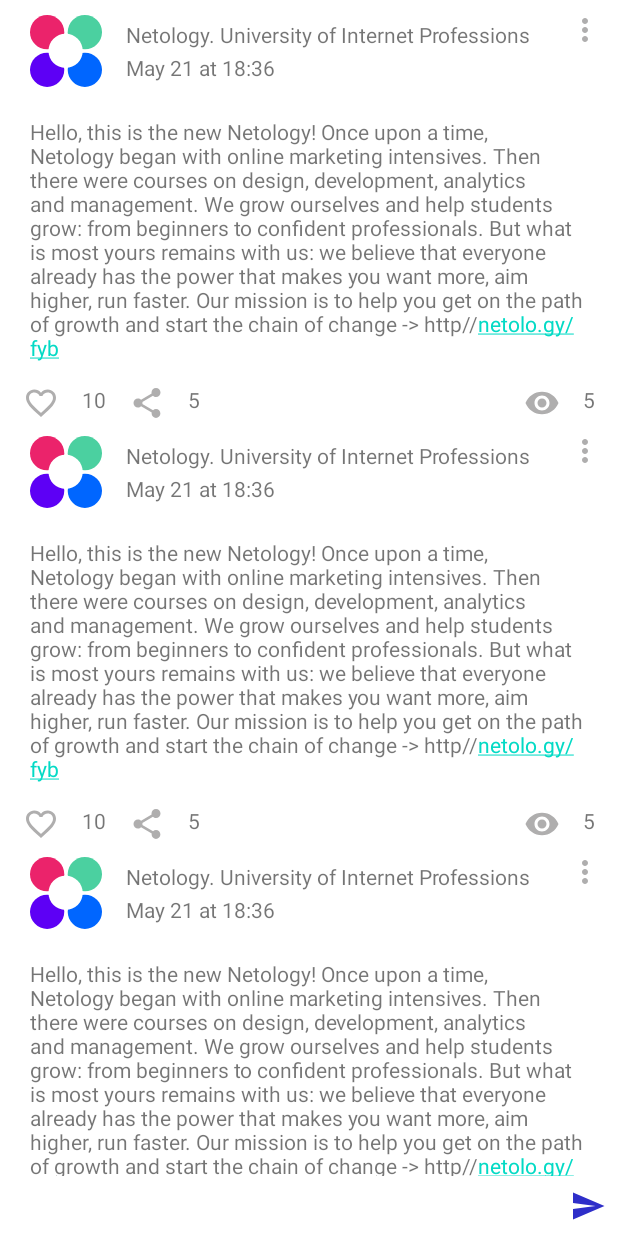
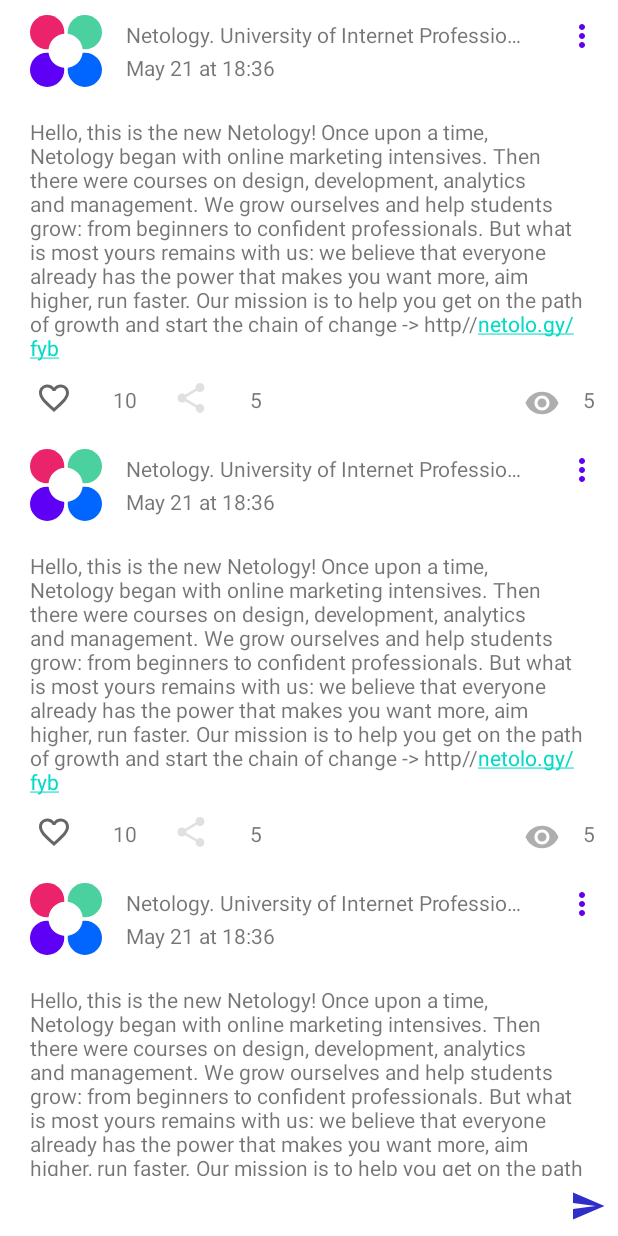
Before and after one commit to TsuraEvgesha/Try, an Android app: the layout activity_main.xml on its own in the app's theme, with its tools: preview values and no code run, on a phone screen of 412 x 824 dp. Run offline under Robolectric (Android 15) with nearby library versions, the phone set to English and light mode, and no system bars.

Commit message:
Не получилось описать share

```diff
--- a/app/src/main/java/ru/netology/nmedia/adapter/PostsAdapter.kt
+++ b/app/src/main/java/ru/netology/nmedia/adapter/PostsAdapter.kt
@@ -43,20 +43,16 @@ class PostViewHolder (
             author.text = post.author
             published.text = post.published
             content.text = post.content
-            if (post.liked){
-                likes.setImageResource(R.drawable.ic_baseline_favorite_24)
-            } else {
-                likes.setImageResource(R.drawable.ic_outline_favorite_border_24)
-            }
+            share.isChecked = post.shareReal
+            like.isChecked = post.liked
+
             numberOfLikes.text = counter(post.likes)
             numberOfShare.text = counter(post.share)
-            likes.setOnClickListener{
+            like.setOnClickListener{
                 listener.onLike(post)
-
             }
             share.setOnClickListener {
                 listener.onShare(post)
-                share.setImageResource(R.drawable.ic_baseline_sharetrue_24)
             }
             menu.setOnClickListener {
                 PopupMenu(it.context, it).apply {
--- /dev/null
+++ b/app/src/main/res/color/like_checkbox_tint.xml
@@ -0,0 +1,5 @@
+<?xml version="1.0" encoding="utf-8"?>
+<selector xmlns:android="http://schemas.android.com/apk/res/android">
+    <item android:color ="@color/red" android:state_checked="true"/>
+    <item android:color="?attr/colorControlNormal"/>
+</selector>
--- /dev/null
+++ b/app/src/main/res/color/options_checkbox_tint.xml
@@ -0,0 +1,4 @@
+<?xml version="1.0" encoding="utf-8"?>
+<selector xmlns:android="http://schemas.android.com/apk/res/android">
+    <item android:color ="@color/gray" />
+</selector>
--- /dev/null
+++ b/app/src/main/res/color/share_checkbox_tint.xml
@@ -0,0 +1,5 @@
+<?xml version="1.0" encoding="utf-8"?>
+<selector xmlns:android="http://schemas.android.com/apk/res/android">
+    <item android:color ="@color/green" android:state_checked="true"/>
+    <item android:color="?attr/colorControlHighlight"/>
+</selector>
--- /dev/null
+++ b/app/src/main/res/drawable/ic_like_24dp.xml
@@ -0,0 +1,9 @@
+<?xml version="1.0" encoding="utf-8"?>
+<selector xmlns:android="http://schemas.android.com/apk/res/android">
+    <item
+        android:drawable="@drawable/ic_baseline_favorite_24"
+        android:state_checked="true"/>
+    <item
+        android:drawable="@drawable/ic_outline_favorite_border_24"/>
+
+</selector>
--- /dev/null
+++ b/app/src/main/res/drawable/ic_share_24dp.xml
@@ -0,0 +1,9 @@
+<?xml version="1.0" encoding="utf-8"?>
+<selector xmlns:android="http://schemas.android.com/apk/res/android">
+    <item
+        android:drawable="@drawable/ic_baseline_sharetrue_24"
+        android:state_checked="true"/>
+    <item
+        android:drawable="@drawable/ic_baseline_share_24"/>
+
+</selector>
--- /dev/null
+++ b/app/src/main/res/drawable/options_24dp.xml
@@ -0,0 +1,4 @@
+<?xml version="1.0" encoding="utf-8"?>
+<selector xmlns:android="http://schemas.android.com/apk/res/android">
+    <item android:drawable="@drawable/ic_baseline_more_vert_24"/>
+</selector>
--- a/app/src/main/res/layout/card_post.xml
+++ b/app/src/main/res/layout/card_post.xml
@@ -43,22 +43,6 @@
         app:layout_constraintTop_toBottomOf="@id/author"
         android:text="@string/published" />
 
-    <ImageButton
-        android:id="@+id/menu"
-        android:layout_width="wrap_content"
-        android:layout_height="wrap_content"
-        android:layout_marginTop="8dp"
-        android:layout_marginEnd="10dp"
-        android:background="@android:color/transparent"
-        android:contentDescription="@drawable/ic_baseline_more_vert_24_black"
-        app:layout_constraintEnd_toEndOf="parent"
-        app:layout_constraintHorizontal_bias="0.5"
-        app:layout_constraintStart_toEndOf="@+id/author"
-        app:layout_constraintTop_toTopOf="parent"
-        app:srcCompat="@drawable/ic_baseline_more_vert_24"
-        tools:ignore="TouchTargetSizeCheck,ImageContrastCheck" />
-
-
     <androidx.constraintlayout.widget.Barrier
         android:id="@+id/header"
         android:layout_width="0dp"
@@ -88,21 +72,8 @@
         android:layout_height="wrap_content"
         app:barrierDirection="bottom"
         app:barrierMargin="10dp"
-        app:constraint_referenced_ids="content"
+        app:constraint_referenced_ids="content,like"
         tools:layout_editor_absoluteY="731dp" />
-
-    <ImageButton
-        android:id="@+id/likes"
-        android:layout_width="wrap_content"
-        android:layout_height="wrap_content"
-        android:layout_margin="15dp"
-        android:layout_marginStart="16dp"
-        android:layout_marginTop="60dp"
-        android:background="@android:color/transparent"
-        app:layout_constraintStart_toStartOf="parent"
-        app:layout_constraintTop_toBottomOf="@+id/content"
-        app:srcCompat="@drawable/ic_outline_favorite_border_24"
-        tools:ignore="contentDescription,SpeakableTextPresentCheck,ImageContrastCheck,TouchTargetSizeCheck" />
 
     <ImageView
         android:id="@+id/visit"
@@ -116,37 +87,23 @@
         app:srcCompat="@drawable/ic_baseline_visibility_24"
         tools:ignore="contentDescription,ImageContrastCheck" />
 
-    <ImageButton
-        android:id="@+id/share"
-        android:layout_width="wrap_content"
-        android:layout_height="wrap_content"
-        android:layout_margin="15dp"
-        android:layout_marginTop="12dp"
-        android:background="@android:color/transparent"
-        app:layout_constraintStart_toEndOf="@+id/number_of_likes"
-        app:layout_constraintTop_toBottomOf="@+id/content"
-        app:srcCompat="@drawable/ic_baseline_share_24"
-        tools:ignore="contentDescription,TouchTargetSizeCheck,SpeakableTextPresentCheck,ImageContrastCheck" />
-
     <TextView
         android:id="@+id/number_of_likes"
         android:layout_width="wrap_content"
         android:layout_height="wrap_content"
         android:layout_margin="15dp"
-        android:layout_marginStart="5dp"
-        tools:text="10"
-        app:layout_constraintStart_toEndOf="@+id/likes"
-        app:layout_constraintTop_toBottomOf="@+id/content" />
+        app:layout_constraintStart_toEndOf="@+id/like"
+        app:layout_constraintTop_toBottomOf="@+id/content"
+        tools:text="10" />
 
     <TextView
         android:id="@+id/number_of_share"
         android:layout_width="wrap_content"
         android:layout_height="wrap_content"
-        tools:text="@string/share"
         android:layout_margin="15dp"
-        android:layout_marginStart="5dp"
         app:layout_constraintStart_toEndOf="@+id/share"
-        app:layout_constraintTop_toBottomOf="@+id/content" />
+        app:layout_constraintTop_toBottomOf="@+id/content"
+        tools:text="@string/share" />
     <TextView
         android:id="@+id/number_of_visit"
         android:layout_width="wrap_content"
@@ -157,9 +114,45 @@
         app:layout_constraintEnd_toEndOf="parent"
         app:layout_constraintTop_toBottomOf="@+id/content" />
 
+    <com.google.android.material.button.MaterialButton
+        android:id="@+id/like"
+        style="@style/Widget.AppTheme.LikeCheckBox"
+        android:layout_width="wrap_content"
+        android:layout_height="wrap_content"
+        android:layout_marginStart="16dp"
+        android:checkable="true"
+        app:icon="@drawable/ic_like_24dp"
+        app:layout_constraintStart_toStartOf="parent"
+        app:layout_constraintTop_toBottomOf="@+id/content"
+        tools:ignore="TouchTargetSizeCheck" />
 
+    <com.google.android.material.button.MaterialButton
+        android:id="@+id/share"
+        style="@style/Widget.AppTheme.ShareCheckBox"
+        android:layout_width="wrap_content"
+        android:layout_height="wrap_content"
+        android:layout_marginStart="16dp"
+        android:checkable="false"
+        android:contentDescription="@string/shared"
+        app:icon="@drawable/ic_share_24dp"
+        app:layout_constraintStart_toEndOf="@+id/number_of_likes"
+        app:layout_constraintTop_toBottomOf="@+id/content"
+        tools:ignore="TouchTargetSizeCheck" />
 
-
+    <com.google.android.material.button.MaterialButton
+        android:id="@+id/menu"
+        style="@style/Widget.AppTheme.OptionsCheckBox"
+        android:layout_width="wrap_content"
+        android:layout_height="wrap_content"
+        android:layout_marginStart="16dp"
+        app:buttonTint="@color/gray"
+        app:icon="@drawable/options_24dp"
+        android:contentDescription="@string/options"
+        app:layout_constraintEnd_toEndOf="parent"
+        app:layout_constraintHorizontal_bias="0.5"
+        app:layout_constraintStart_toEndOf="@+id/author"
+        app:layout_constraintTop_toBottomOf="@+id/content"
+        app:layout_constraintTop_toTopOf="parent" />
 
 
 </androidx.constraintlayout.widget.ConstraintLayout>
--- a/app/src/main/res/values/colors.xml
+++ b/app/src/main/res/values/colors.xml
@@ -7,4 +7,7 @@
     <color name="teal_700">#FF018786</color>
     <color name="black">#FF000000</color>
     <color name="white">#FFFFFFFF</color>
+    <color name="red">#FF0000</color>
+    <color name="green">#4CAF50</color>
+    <color name="gray">#575757</color>
 </resources>
--- a/app/src/main/res/values/dimens.xml
+++ b/app/src/main/res/values/dimens.xml
@@ -1,4 +1,5 @@
 <?xml version="1.0" encoding="utf-8"?>
 <resources>
     <dimen name="common_spacing_small">8dp</dimen>
+    <dimen name="icon_button_min_size">24dp</dimen>
 </resources>
--- a/app/src/main/res/values/strings.xml
+++ b/app/src/main/res/values/strings.xml
@@ -8,5 +8,7 @@
     <string name="content">Hello, this is the new Netology! Once upon a time, Netology began with online marketing intensives. Then there were courses on design, development, analytics and management. We grow ourselves and help students grow: from beginners to confident professionals. But what is most yours remains with us: we believe that everyone already has the power that makes you want more, aim higher, run faster. Our mission is to help you get on the path of growth and start the chain of change -> http//netolo.gy/fyb</string>
     <string name="published" translatable="false">May 21 at 18:36</string>
     <string name="post_remove" translatable="false">Remove</string>
-    <string name="edit" translatable="false">Edit</string>>
+    <string name="edit" translatable="false">Edit</string>
+    <string name="shared">Share</string>
+    <string name="options">Menu</string>>
 </resources>
--- /dev/null
+++ b/app/src/main/res/values/styles.xml
@@ -0,0 +1,24 @@
+<?xml version="1.0" encoding="utf-8"?>
+<resources>
+    <style name="AppTheme" parent="Theme.MaterialComponents.DayNight.DarkActionBar">
+        <item name="colorPrimary">@color/purple_500</item>
+        <item name="colorPrimaryDark">@color/purple_700</item>
+        <item name="colorAccent">@color/teal_200</item>
+    </style>
+
+    <style name="Widget.AppTheme.LikeCheckBox" parent="Widget.MaterialComponents.Button.TextButton">
+        <item name="iconTint">@color/like_checkbox_tint</item>
+        <item name="android:minWidth">@dimen/icon_button_min_size</item>
+        <item name="minHeight">@dimen/icon_button_min_size</item>
+    </style>
+    <style name="Widget.AppTheme.ShareCheckBox" parent="Widget.MaterialComponents.Button.TextButton">
+        <item name="iconTint">@color/share_checkbox_tint</item>
+        <item name="android:minWidth">@dimen/icon_button_min_size</item>
+        <item name="minHeight">@dimen/icon_button_min_size</item>
+    </style>
+    <style name="Widget.AppTheme.OptionsCheckBox" parent="Widget.MaterialComponents.Button.TextButton.Icon">
+        <item name="icon">@color/options_checkbox_tint</item>
+        <item name="android:minWidth">@dimen/icon_button_min_size</item>
+        <item name="minHeight">@dimen/icon_button_min_size</item>
+    </style>
+</resources>
```
